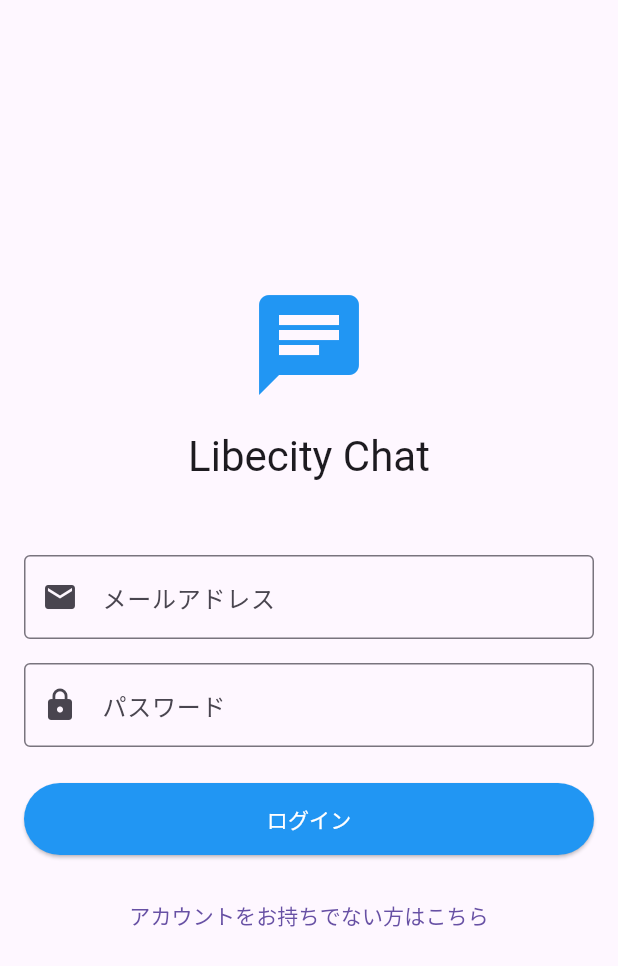
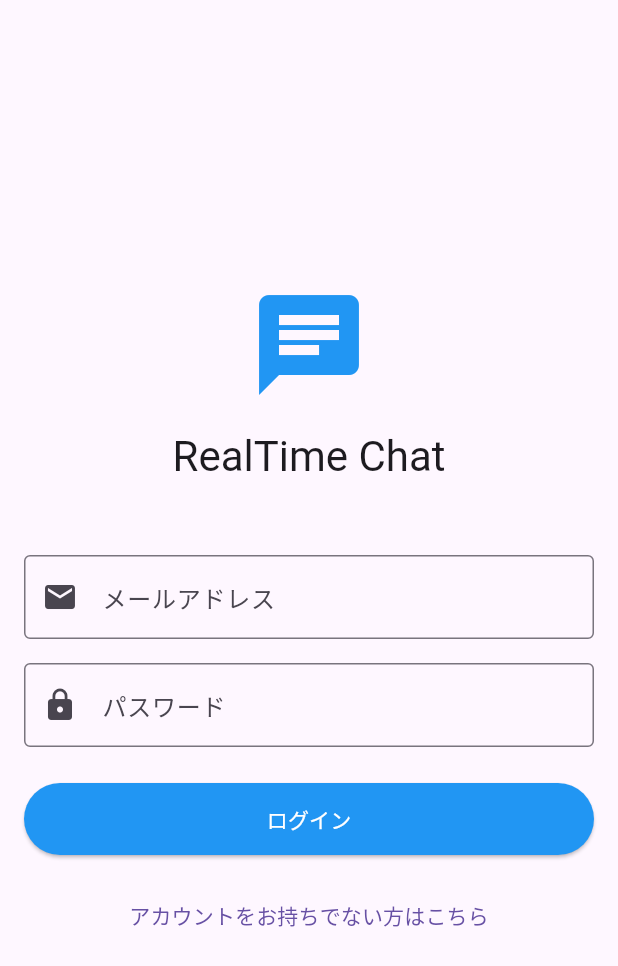
Before and after one commit to naoto-gigit/libecity_app, a Flutter app: the screen it shows after launch, on a phone screen of 412 x 824 dp. Shown: the top 966 px of the screen. Run offline on Flutter 3.47's test engine with Material 3 defaults, Android fonts, the phone set to English and light mode, and no system bars; our stand-ins replace cloud_firestore, firebase_auth, firebase_core, firebase_storage, flutter_riverpod, hive_flutter and 1 more; accounts and stored records are empty.

Commit message:
リブランディング完了: RealTime Chatに変更
- リポジトリ名をnaoto_realtime_chatに変更
- アプリ内の全タイトルをRealTime Chatに統一
- スクリーンショットを新タイトルで更新
- README.mdのタイトルも更新

🤖 Generated with [Claude Code](https://claude.ai/code)

Co-Authored-By: Claude <noreply@anthropic.com>

```diff
--- a/lib/main.dart
+++ b/lib/main.dart
@@ -27,7 +27,7 @@ class MyApp extends StatelessWidget {
   @override
   Widget build(BuildContext context) {
     return MaterialApp(
-      title: 'Libecity Chat',
+      title: 'RealTime Chat',
       // アプリ全体のテーマ設定
       theme: ThemeData(
         primarySwatch: Colors.blue,
--- a/lib/screens/chat_list_screen.dart
+++ b/lib/screens/chat_list_screen.dart
@@ -297,7 +297,7 @@ class _ChatListScreenState extends ConsumerState<ChatListScreen> with WidgetsBin
 
     return Scaffold(
       appBar: AppBar(
-        title: const Text('Libecity Chat'),
+        title: const Text('RealTime Chat'),
         backgroundColor: Colors.blue,
         foregroundColor: Colors.white,
         actions: [
--- a/lib/screens/login_screen.dart
+++ b/lib/screens/login_screen.dart
@@ -126,7 +126,7 @@ class _LoginScreenState extends ConsumerState<LoginScreen> {
               const Icon(Icons.chat, size: 80, color: Colors.blue),
               const SizedBox(height: 16),
               Text(
-                'Libecity Chat',
+                'RealTime Chat',
                 style: Theme.of(context).textTheme.headlineMedium,
               ),
               const SizedBox(height: 48),
```
Also changed, not shown: 4 other files.
